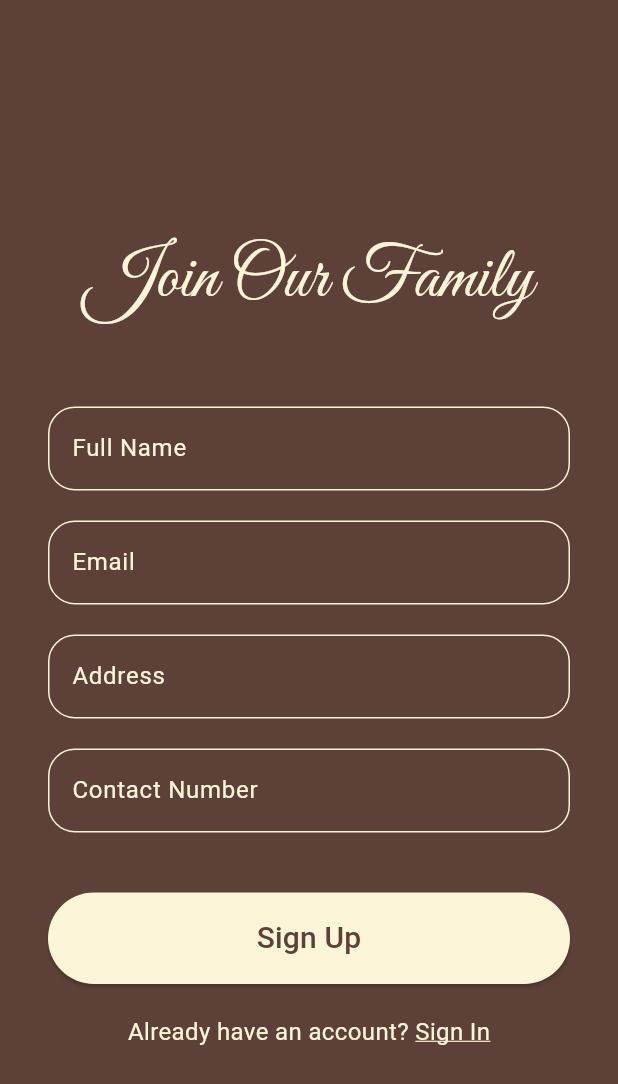
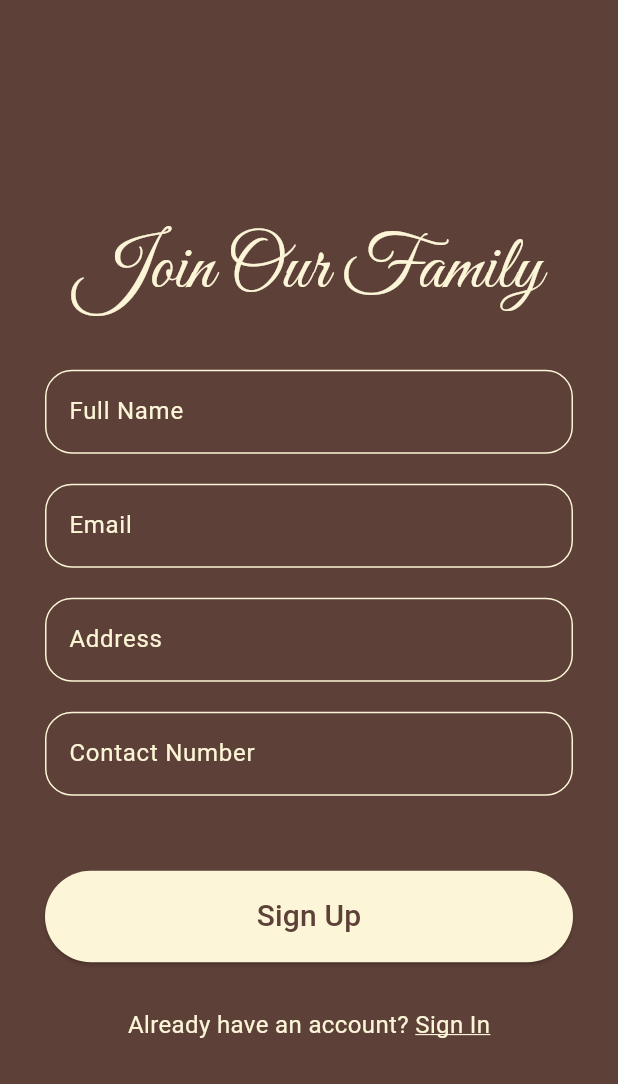
Before and after one commit to dilasha-ghimire/Zentails-Wellness-Flutter, a Flutter app: the screen it shows after launch, after a tap on "Skip", after a tap on "Get Started", after a tap on "Sign Up", on a phone screen of 412 x 824 dp. Shown: the top 1084 px of the screen. Run offline on Flutter 3.47's test engine with Material 3 defaults, Android fonts, the light colour scheme and no system bars; our stand-ins replace flutter_svg, lottie, smooth_page_indicator.

Commit message:
update: fonts and themedata used

```diff
--- a/lib/app.dart
+++ b/lib/app.dart
@@ -1,4 +1,5 @@
 import 'package:flutter/material.dart';
+import 'package:zentails_wellness/core/app_theme/app_theme.dart';
 import 'package:zentails_wellness/view/authentication_screen/login_view.dart';
 import 'package:zentails_wellness/view/authentication_screen/registration_view.dart';
 import 'package:zentails_wellness/view/dashboard_screen/dashboard_view.dart';
@@ -17,9 +18,7 @@
     return MaterialApp(
       debugShowCheckedModeBanner: false,
       title: 'Zentails Wellness',
-      theme: ThemeData(
-        scaffoldBackgroundColor: const Color(0xFFFCF5D7),
-      ),
+      theme: getApplicationTheme(),
       home: const SplashScreen(),
       routes: {
         '/onboarding': (context) => const OnboardingView(),
--- /dev/null
+++ b/lib/core/app_theme/app_theme.dart
@@ -0,0 +1,29 @@
+import 'package:flutter/material.dart';
+
+ThemeData getApplicationTheme() {
+  return ThemeData(
+    scaffoldBackgroundColor: const Color(0xFFFCF5D7),
+    appBarTheme: const AppBarTheme(
+      backgroundColor: Color(0xFFFCF5D7),
+    ),
+    elevatedButtonTheme: ElevatedButtonThemeData(
+      style: ElevatedButton.styleFrom(
+        foregroundColor: const Color(0xFF5D4037),
+        backgroundColor: const Color(0xFFFCF5D7),
+        shape: const StadiumBorder(),
+        padding: const EdgeInsets.symmetric(vertical: 16),
+      ),
+    ),
+    inputDecorationTheme: const InputDecorationTheme(
+      hintStyle: TextStyle(color: Color(0xFFFCF5D7)),
+      enabledBorder: OutlineInputBorder(
+        borderRadius: BorderRadius.all(Radius.circular(18)),
+        borderSide: BorderSide(color: Color(0xFFFCF5D7)),
+      ),
+      focusedBorder: OutlineInputBorder(
+        borderRadius: BorderRadius.all(Radius.circular(18)),
+        borderSide: BorderSide(color: Color(0xFFFCF5D7)),
+      ),
+    ),
+  );
+}
--- a/lib/view/authentication_screen/login_view.dart
+++ b/lib/view/authentication_screen/login_view.dart
@@ -1,8 +1,7 @@
 import 'package:flutter/material.dart';
-import 'package:flutter_svg/svg.dart';
+import 'package:flutter_svg/flutter_svg.dart';
 import 'package:lottie/lottie.dart';
 import 'package:zentails_wellness/view/authentication_screen/registration_view.dart';
-// Import the dashboard view with an alias to avoid naming conflicts
 import 'package:zentails_wellness/view/dashboard_screen/dashboard_view.dart'
     as dashboard;
 
@@ -15,16 +14,18 @@
 
 class _LoginPageState extends State<LoginPage> {
   // Controllers for the email/phone and password input fields
-  TextEditingController emailOrPhoneController = TextEditingController();
-  TextEditingController passwordController = TextEditingController();
+  final TextEditingController emailOrPhoneController = TextEditingController();
+  final TextEditingController passwordController = TextEditingController();
 
   @override
   Widget build(BuildContext context) {
     return Scaffold(
       backgroundColor: const Color(0xFF5D4037),
-      body: SingleChildScrollView(
-        // Make the body scrollable
+      body: Center(
+        // Center the entire body
+        child: SingleChildScrollView(
           child: _page(), // Call the method that builds the main page content
+        ),
       ),
     );
   }
@@ -32,18 +33,18 @@
   Widget _page() {
     // Create a main container for the login form
     return Padding(
-      padding: const EdgeInsets.all(32.0),
-      child: Center(
+      padding: const EdgeInsets.all(30.0),
       child: Column(
+        mainAxisSize: MainAxisSize.min, // Adjust size to content
         mainAxisAlignment: MainAxisAlignment.center,
         children: [
           _lottieAnimation(), // Display a Lottie animation
-            const SizedBox(height: 10),
+          const SizedBox(height: 5),
           const Text(
             "Welcome!",
             style: TextStyle(
-                fontFamily: 'GreatVibes',
-                fontSize: 48,
+              fontFamily: 'GreatVibes Regular',
+              fontSize: 50,
               color: Color(0xFFFCF5D7), // Text color
             ),
           ),
@@ -64,35 +65,26 @@
           _googleLoginBtn(), // Button for Google sign-in
         ],
       ),
-      ),
     );
   }
 
   Widget _lottieAnimation() {
     // Display Lottie animation for visual appeal
     return SizedBox(
-      height: 200,
-      width: 1800,
+      height: 230,
+      width: double.infinity,
       child: Lottie.asset(
           'assets/Lottie/login_scene.json'), // Path to Lottie asset
     );
   }
 
   Widget _inputField(String hintText, TextEditingController controller,
-      {isPassword = false}) {
-    // Define the border style for input fields
-    var border = OutlineInputBorder(
-        borderRadius: BorderRadius.circular(18),
-        borderSide: const BorderSide(color: Color(0xFFFCF5D7)));
-
+      {bool isPassword = false}) {
     return TextField(
       style: const TextStyle(color: Color(0xFFFCF5D7)), // Text color
       controller: controller, // Assign the controller
       decoration: InputDecoration(
         hintText: hintText, // Placeholder text
-        hintStyle: const TextStyle(color: Color(0xFFFCF5D7)), // Hint text color
-        enabledBorder: border, // Style for the border when the field is enabled
-        focusedBorder: border, // Style for the border when the field is focused
       ),
       obscureText: isPassword, // Hide text if it's a password field
     );
@@ -102,14 +94,15 @@
     return ElevatedButton(
       onPressed: () {
         // Hardcoded login validation
-        if (emailOrPhoneController.text == 'admin@admin.com' &&
-            passwordController.text == 'admin@123') {
+        if (emailOrPhoneController.text == 'admin' &&
+            passwordController.text == 'admin') {
           // Navigate to DashboardView on successful login
           Navigator.push(
             context,
             MaterialPageRoute(
               builder: (context) =>
-                    const dashboard.DashboardView()), // Use the dashboard alias
+                  const dashboard.DashboardView(), // Use the dashboard alias
+            ),
           );
         } else {
           // Show a snackbar with an error message if login fails
@@ -121,19 +114,14 @@
           );
         }
       },
-      style: ElevatedButton.styleFrom(
-        foregroundColor: const Color(0xFF5D4037),
-        backgroundColor: const Color(0xFFFCF5D7),
-        shape: const StadiumBorder(),
-        padding: const EdgeInsets.symmetric(vertical: 16), // Button padding
-      ),
       child: const SizedBox(
         width: double.infinity,
         child: Text(
           "Sign In", // Button text
           textAlign: TextAlign.center,
           style: TextStyle(fontSize: 20),
-          )),
+        ),
+      ),
     );
   }
 
@@ -198,12 +186,6 @@
         debugPrint(
             "Continue with Google tapped"); // Debug log for Google button
       },
-      style: ElevatedButton.styleFrom(
-        foregroundColor: const Color(0xFF5D4037),
-        backgroundColor: const Color(0xFFFCF5D7),
-        shape: const StadiumBorder(),
-        padding: const EdgeInsets.symmetric(vertical: 16), // Button padding
-      ),
       child: Row(
         mainAxisAlignment: MainAxisAlignment.center,
         children: [
--- a/lib/view/authentication_screen/registration_view.dart
+++ b/lib/view/authentication_screen/registration_view.dart
@@ -1,4 +1,5 @@
 import 'package:flutter/material.dart';
+import 'package:zentails_wellness/view/authentication_screen/login_view.dart'; // Importing LoginView
 
 class RegistrationView extends StatefulWidget {
   const RegistrationView({super.key});
@@ -8,32 +9,43 @@
 }
 
 class _RegistrationViewState extends State<RegistrationView> {
-  TextEditingController fullNameController = TextEditingController();
-  TextEditingController emailController = TextEditingController();
-  TextEditingController addressController = TextEditingController();
-  TextEditingController contactNumberController = TextEditingController();
+  // Controllers for registration input fields
+  final TextEditingController fullNameController = TextEditingController();
+  final TextEditingController emailController = TextEditingController();
+  final TextEditingController addressController = TextEditingController();
+  final TextEditingController contactNumberController = TextEditingController();
 
   @override
   Widget build(BuildContext context) {
     return Scaffold(
       backgroundColor: const Color(0xFF5D4037),
-      body: SingleChildScrollView(
-        child: Padding(
-          padding: const EdgeInsets.all(32.0),
-          child: Center(
+      body: Center(
+        // Center the entire body
+        child: SingleChildScrollView(
+          child: _page(), // Call the method to build the main content
+        ),
+      ),
+    );
+  }
+
+  Widget _page() {
+    // Main container for the registration form
+    return Padding(
+      padding: const EdgeInsets.all(30.0),
       child: Column(
         mainAxisAlignment: MainAxisAlignment.center,
         children: [
-                const SizedBox(height: 120),
+          const SizedBox(height: 15),
           const Text(
             "Join Our Family",
             style: TextStyle(
-                    fontFamily: 'GreatVibes',
-                    fontSize: 48,
-                    color: Color(0xFFFCF5D7),
+              fontFamily: 'GreatVibes Regular',
+              fontSize: 50,
+              color: Color(0xFFFCF5D7), // Text color
             ),
           ),
-                const SizedBox(height: 50),
+          const SizedBox(height: 30),
+          // Input fields for registration
           _inputField("Full Name", fullNameController),
           const SizedBox(height: 20),
           _inputField("Email", emailController),
@@ -41,32 +53,21 @@
           _inputField("Address", addressController),
           const SizedBox(height: 20),
           _inputField("Contact Number", contactNumberController),
-                const SizedBox(height: 40),
-                _registerBtn(),
-                const SizedBox(height: 20),
-                _alreadyHaveAccount(context),
+          const SizedBox(height: 50),
+          _registerBtn(), // Button to trigger registration
+          const SizedBox(height: 30),
+          _alreadyHaveAccount(context), // Link to login
         ],
-            ),
-          ),
-        ),
       ),
     );
   }
 
   Widget _inputField(String hintText, TextEditingController controller) {
-    var border = OutlineInputBorder(
-      borderRadius: BorderRadius.circular(18),
-      borderSide: const BorderSide(color: Color(0xFFFCF5D7)),
-    );
-
     return TextField(
-      style: const TextStyle(color: Color(0xFFFCF5D7)),
-      controller: controller,
+      style: const TextStyle(color: Color(0xFFFCF5D7)), // Text color
+      controller: controller, // Assign the controller
       decoration: InputDecoration(
-        hintText: hintText,
-        hintStyle: const TextStyle(color: Color(0xFFFCF5D7)),
-        enabledBorder: border,
-        focusedBorder: border,
+        hintText: hintText, // Placeholder text
       ),
     );
   }
@@ -74,24 +75,19 @@
   Widget _registerBtn() {
     return ElevatedButton(
       onPressed: () {
-        debugPrint("Register button tapped");
+        debugPrint(
+            "Register button tapped"); // Debug log for registration button
         ScaffoldMessenger.of(context).showSnackBar(
           const SnackBar(
-            content: Text('Registration successful!'),
-            backgroundColor: Colors.green,
+            content: Text('Registration successful!'), // Snackbar message
+            backgroundColor: Colors.green, // Snackbar background color
           ),
         );
       },
-      style: ElevatedButton.styleFrom(
-        foregroundColor: const Color(0xFF5D4037),
-        backgroundColor: const Color(0xFFFCF5D7),
-        shape: const StadiumBorder(),
-        padding: const EdgeInsets.symmetric(vertical: 16),
-      ),
       child: const SizedBox(
         width: double.infinity,
         child: Text(
-          "Sign Up",
+          "Sign Up", // Button text
           textAlign: TextAlign.center,
           style: TextStyle(fontSize: 20),
         ),
@@ -102,18 +98,22 @@
   Widget _alreadyHaveAccount(BuildContext context) {
     return GestureDetector(
       onTap: () {
-        Navigator.pop(context);
+        Navigator.push(
+          context,
+          MaterialPageRoute(
+              builder: (context) => const LoginPage()), // Navigate to LoginPage
+        );
       },
       child: const Text.rich(
         TextSpan(
-          text: "Already have an account? ",
+          text: "Already have an account? ", // Prompt for existing users
           style: TextStyle(
             fontSize: 16,
             color: Color(0xFFFCF5D7),
           ),
           children: [
             TextSpan(
-              text: "Sign In",
+              text: "Sign In", // Sign In prompt
               style: TextStyle(
                 decoration: TextDecoration.underline,
                 decorationColor: Color(0xFFFCF5D7),
--- a/lib/view/onboarding_screen/container_image.dart
+++ b/lib/view/onboarding_screen/container_image.dart
@@ -75,7 +75,7 @@
             textAlign: TextAlign.center, // Centers the title horizontally.
             style: const TextStyle(
               fontFamily:
-                  'GreatVibes', // Applies a decorative font to the title.
+                  'GreatVibes Regular', // Applies a decorative font to the title.
               fontWeight: FontWeight.w500,
               fontSize: 45,
               color: Color(
--- a/lib/view/user_screen/history_view.dart
+++ b/lib/view/user_screen/history_view.dart
@@ -11,7 +11,6 @@
   @override
   Widget build(BuildContext context) {
     return const Scaffold(
-      backgroundColor: Color(0xFFFCF5D7),
       body: Center(
         child: Text(
           "History Screen",
--- a/lib/view/user_screen/profile_view.dart
+++ b/lib/view/user_screen/profile_view.dart
@@ -11,7 +11,6 @@
   @override
   Widget build(BuildContext context) {
     return const Scaffold(
-      backgroundColor: Color(0xFFFCF5D7),
       body: Center(
         child: Text(
           "Profile Screen",
--- a/pubspec.yaml
+++ b/pubspec.yaml
@@ -81,9 +81,12 @@
   # list giving the asset and other descriptors for the font. For
   # example:
   fonts:
-    - family: GreatVibes
+    - family: GreatVibes Regular
       fonts:
         - asset: assets/fonts/GreatVibes-Regular.ttf
+    - family: Montserrat SemiBold
+      fonts:
+        - asset: assets/fonts/MontserratAlternates-SemiBold.ttf
 
   # For details regarding fonts from package dependencies,
   # see https://flutter.dev/to/font-from-package
```
Also changed, not shown: lib/view/dashboard_screen/dashboard_view.dart (+23 -11 lines), lib/view/user_screen/explore_view.dart (deleted, +0 -21 lines), assets/fonts/MontserratAlternates-SemiBold.ttf (added). Lines whose indentation alone changed are shown as unchanged.
